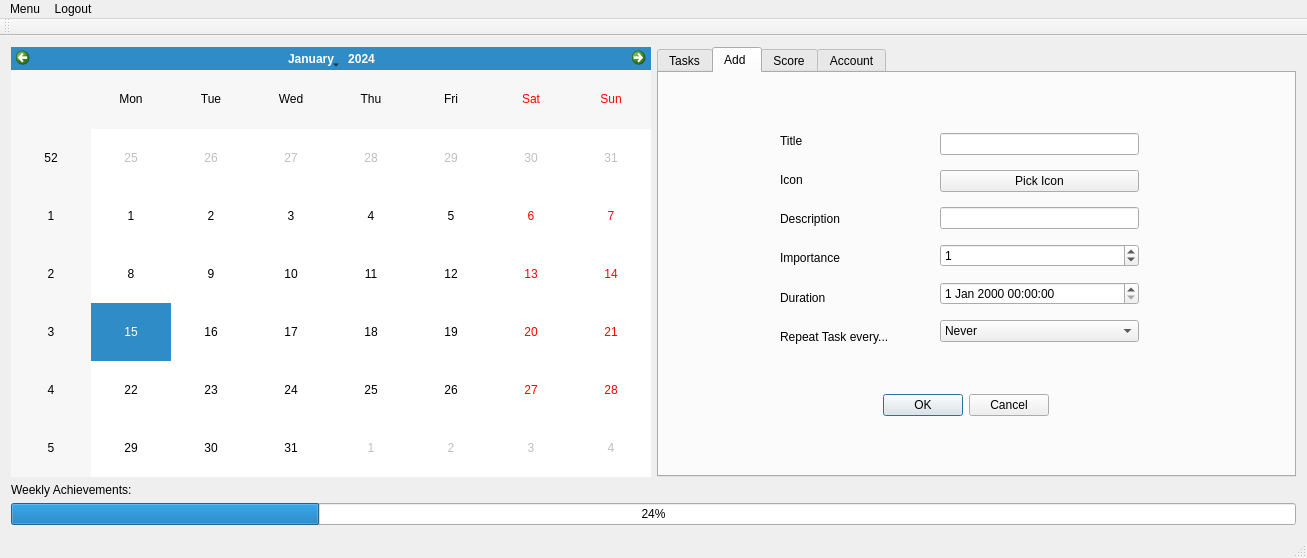
Above: PersonalPlanner/mainwindow.ui from sabrine-gamdou/PersonalPlanner before the change. Below: the same form after it.
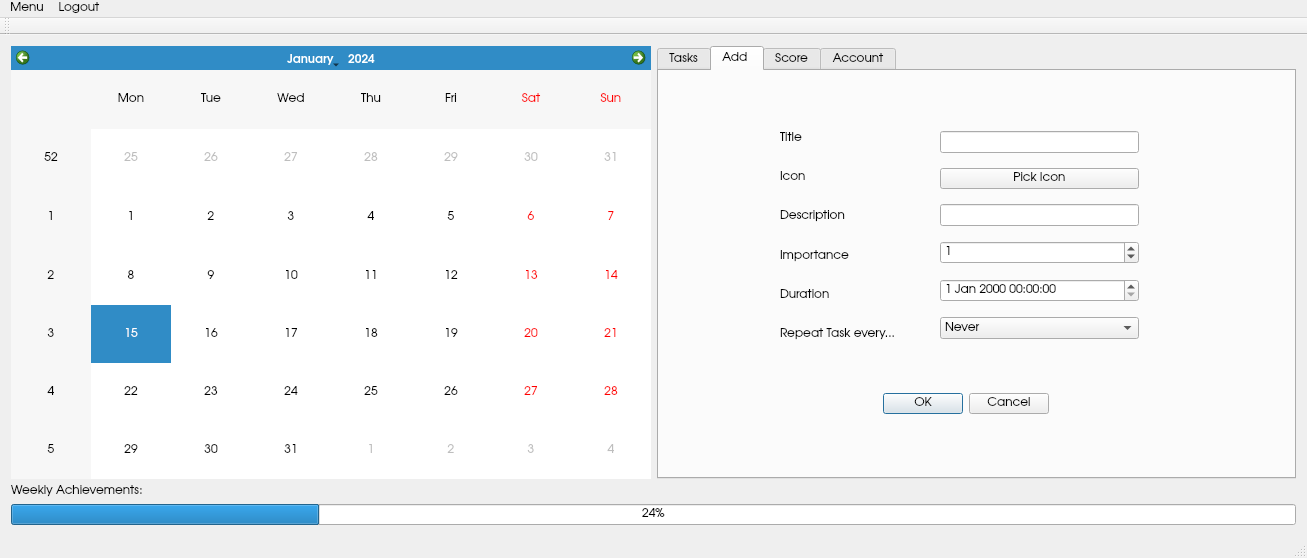
That is the form after the change. The open tabs and pages were chosen to show the change. Custom widgets are drawn as their Qt base class.

Commit message: Font Änderung

Diff of the .ui file:
```diff
--- a/PersonalPlanner/mainwindow.ui
+++ b/PersonalPlanner/mainwindow.ui
@@ -18,10 +18,21 @@
     <item row="1" column="0">
      <layout class="QGridLayout" name="gridLayout">
       <item row="0" column="0">
-       <widget class="CalendarManager" name="calendarWidget"/>
+       <widget class="CalendarManager" name="calendarWidget">
+        <property name="font">
+         <font>
+          <family>URW Gothic L</family>
+         </font>
+        </property>
+       </widget>
       </item>
       <item row="0" column="1">
        <widget class="QTabWidget" name="tabWidget">
+        <property name="font">
+         <font>
+          <family>URW Gothic L</family>
+         </font>
+        </property>
         <property name="currentIndex">
          <number>0</number>
         </property>
@@ -164,20 +175,42 @@
           </property>
           <layout class="QVBoxLayout" name="verticalLayout_8">
            <item>
-            <widget class="QLineEdit" name="titleTxt"/>
+            <widget class="QLineEdit" name="titleTxt">
+             <property name="font">
+              <font>
+               <family>URW Gothic L</family>
+              </font>
+             </property>
+            </widget>
            </item>
            <item>
             <widget class="QPushButton" name="IconBtn">
+             <property name="font">
+              <font>
+               <family>URW Gothic L</family>
+              </font>
+             </property>
              <property name="text">
               <string>Pick Icon</string>
              </property>
             </widget>
            </item>
            <item>
-            <widget class="QLineEdit" name="descriptionTxt"/>
+            <widget class="QLineEdit" name="descriptionTxt">
+             <property name="font">
+              <font>
+               <family>URW Gothic L</family>
+              </font>
+             </property>
+            </widget>
            </item>
            <item>
             <widget class="QSpinBox" name="importanceSb">
+             <property name="font">
+              <font>
+               <family>URW Gothic L</family>
+              </font>
+             </property>
              <property name="maximum">
               <number>5</number>
              </property>
@@ -187,10 +220,21 @@
             </widget>
            </item>
            <item>
-            <widget class="QDateTimeEdit" name="dateTimeEdit"/>
+            <widget class="QDateTimeEdit" name="dateTimeEdit">
+             <property name="font">
+              <font>
+               <family>URW Gothic L</family>
+              </font>
+             </property>
+            </widget>
            </item>
            <item>
             <widget class="QComboBox" name="repeatCb">
+             <property name="font">
+              <font>
+               <family>URW Gothic L</family>
+              </font>
+             </property>
              <item>
               <property name="text">
                <string>Never</string>
@@ -237,6 +281,11 @@
           <layout class="QVBoxLayout" name="verticalLayout_6">
            <item>
             <widget class="QLabel" name="titleLb">
+             <property name="font">
+              <font>
+               <family>URW Gothic L</family>
+              </font>
+             </property>
              <property name="text">
               <string>Title</string>
              </property>
@@ -244,6 +293,11 @@
            </item>
            <item>
             <widget class="QLabel" name="iconLb">
+             <property name="font">
+              <font>
+               <family>URW Gothic L</family>
+              </font>
+             </property>
              <property name="text">
               <string>Icon</string>
              </property>
@@ -251,6 +305,11 @@
            </item>
            <item>
             <widget class="QLabel" name="descriptionLb">
+             <property name="font">
+              <font>
+               <family>URW Gothic L</family>
+              </font>
+             </property>
              <property name="text">
               <string>Description</string>
              </property>
@@ -258,6 +317,11 @@
            </item>
            <item>
             <widget class="QLabel" name="importancLb">
+             <property name="font">
+              <font>
+               <family>URW Gothic L</family>
+              </font>
+             </property>
              <property name="text">
               <string>Importance</string>
              </property>
@@ -265,6 +329,11 @@
            </item>
            <item>
             <widget class="QLabel" name="durationLb">
+             <property name="font">
+              <font>
+               <family>URW Gothic L</family>
+              </font>
+             </property>
              <property name="text">
               <string>Duration</string>
              </property>
@@ -272,6 +341,11 @@
            </item>
            <item>
             <widget class="QLabel" name="repeatLb">
+             <property name="font">
+              <font>
+               <family>URW Gothic L</family>
+              </font>
+             </property>
              <property name="text">
               <string>Repeat Task every...</string>
              </property>
@@ -288,6 +362,11 @@
             <height>25</height>
            </rect>
           </property>
+          <property name="font">
+           <font>
+            <family>URW Gothic L</family>
+           </font>
+          </property>
           <property name="layoutDirection">
            <enum>Qt::LeftToRight</enum>
           </property>
@@ -622,6 +701,11 @@
     </item>
     <item row="3" column="0">
      <widget class="QLabel" name="weeklyLb">
+      <property name="font">
+       <font>
+        <family>URW Gothic L</family>
+       </font>
+      </property>
       <property name="text">
        <string>Weekly Achievements: </string>
       </property>
@@ -629,6 +713,11 @@
     </item>
     <item row="4" column="0">
      <widget class="QProgressBar" name="weeklyPb">
+      <property name="font">
+       <font>
+        <family>URW Gothic L</family>
+       </font>
+      </property>
       <property name="value">
        <number>24</number>
       </property>
@@ -642,9 +731,14 @@
      <x>0</x>
      <y>0</y>
      <width>1307</width>
-     <height>22</height>
+     <height>24</height>
     </rect>
    </property>
+   <property name="font">
+    <font>
+     <family>URW Gothic L</family>
+    </font>
+   </property>
    <widget class="QMenu" name="menuMenu">
     <property name="title">
      <string>Menu</string>
@@ -662,6 +756,11 @@
    <addaction name="menuLogOut"/>
   </widget>
   <widget class="QToolBar" name="mainToolBar">
+   <property name="font">
+    <font>
+     <family>URW Gothic L</family>
+    </font>
+   </property>
    <attribute name="toolBarArea">
     <enum>TopToolBarArea</enum>
    </attribute>
```
Left out of the diff: 19 changed lines with no effect on the pictures. The commit also changes 2 other files.
